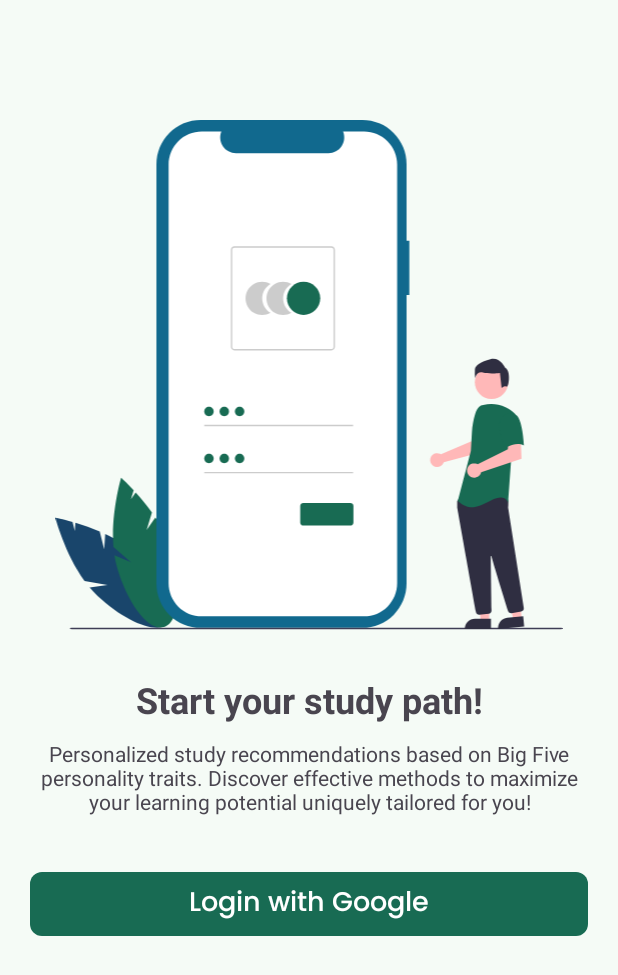
After one commit to C242-PS142/StudyPath-Android, an Android app: the LoginActivity screen opened directly, with no data from a screen before it, on a phone screen of 412 x 824 dp. The commit adds this screen. Shown: the top 975 px of the screen. Run offline under Robolectric (Android 15) with nearby library versions, the phone set to English and light mode, and no system bars.

Commit message:
Add Login Screen Layout

```diff
--- a/app/src/main/AndroidManifest.xml
+++ b/app/src/main/AndroidManifest.xml
@@ -12,6 +12,9 @@
         android:supportsRtl="true"
         android:theme="@style/Theme.StudyPath"
         tools:targetApi="31">
+        <activity
+            android:name=".ui.activity.LoginActivity"
+            android:exported="false" />
         <activity
             android:name=".ui.activity.QuizConfirmationActivity"
             android:exported="false" />
--- /dev/null
+++ b/app/src/main/java/com/sayid/studypath/ui/activity/LoginActivity.kt
@@ -0,0 +1,28 @@
+package com.sayid.studypath.ui.activity
+
+import android.content.Intent
+import android.os.Bundle
+import androidx.appcompat.app.AppCompatActivity
+import com.sayid.studypath.R
+import com.sayid.studypath.databinding.ActivityLoginBinding
+
+class LoginActivity : AppCompatActivity() {
+    private var _binding: ActivityLoginBinding? = null
+    private val binding get() = _binding!!
+
+    override fun onCreate(savedInstanceState: Bundle?) {
+        super.onCreate(savedInstanceState)
+        _binding = ActivityLoginBinding.inflate(layoutInflater)
+        setContentView(binding.root)
+
+        binding.btnLogin.setOnClickListener{
+            val intent = Intent(this, QuizConfirmationActivity::class.java)
+            startActivity(intent)
+        }
+    }
+
+    override fun onDestroy() {
+        super.onDestroy()
+        _binding = null
+    }
+}
--- a/app/src/main/java/com/sayid/studypath/ui/activity/OnboardingActivity.kt
+++ b/app/src/main/java/com/sayid/studypath/ui/activity/OnboardingActivity.kt
@@ -25,7 +25,7 @@ class OnboardingActivity : AppCompatActivity() {
             if (binding.viewPager.currentItem < (binding.viewPager.adapter?.itemCount ?: 0) - 1) {
                 binding.viewPager.currentItem += 1
             } else {
-                val intent = Intent(this, QuizConfirmationActivity::class.java)
+                val intent = Intent(this, LoginActivity::class.java)
                 startActivity(intent)
             }
         }
--- /dev/null
+++ b/app/src/main/res/drawable/undraw_access_account_re_8spm1.xml
@@ -0,0 +1,67 @@
+<vector xmlns:android="http://schemas.android.com/apk/res/android" android:autoMirrored="true" android:height="374dp" android:viewportHeight="374" android:viewportWidth="372" android:width="372dp">
+
+    <group>
+
+        <clip-path android:pathData="M0,0h372v373.58h-372z"/>
+
+        <path android:fillColor="#19456B" android:pathData="M35.77,314.7L32.5,301.77C26.69,299.3 20.75,297.17 14.7,295.37L14.28,301.39L12.61,294.76C5.1,292.61 0,291.67 0,291.67C0,291.67 6.89,317.92 21.35,337.98L38.2,340.95L25.11,342.84C26.93,345.03 28.89,347.1 30.96,349.05C52,368.6 75.43,377.57 83.29,369.08C91.16,360.6 80.48,337.87 59.45,318.33C52.93,312.27 44.74,307.4 36.54,303.57L35.77,314.7Z"/>
+
+        <path android:fillColor="#186B53" android:pathData="M66.93,300.65L70.81,287.88C67.11,282.77 63.12,277.86 58.87,273.2L55.41,278.13L57.4,271.59C52.08,265.87 48.2,262.42 48.2,262.42C48.2,262.42 40.55,288.46 42.57,313.12L55.46,324.38L43.28,319.22C43.71,322.04 44.31,324.82 45.08,327.57C53,355.19 68.42,374.99 79.54,371.8C90.65,368.6 93.24,343.63 85.33,316.01C82.88,307.44 78.37,299.04 73.33,291.52L66.93,300.65Z"/>
+
+        <path android:fillColor="#11698E" android:pathData="M259.58,88.5H257.54V32.44C257.54,28.18 256.7,23.97 255.07,20.03C253.44,16.09 251.05,12.52 248.04,9.5C245.04,6.49 241.46,4.1 237.53,2.47C233.6,0.84 229.39,0 225.13,0H106.51C97.92,0 89.68,3.42 83.6,9.5C77.52,15.59 74.11,23.84 74.11,32.44V339.98C74.11,344.24 74.95,348.46 76.58,352.39C78.2,356.33 80.59,359.9 83.6,362.92C86.61,365.93 90.18,368.32 94.11,369.95C98.04,371.58 102.26,372.42 106.51,372.42H225.13C233.73,372.42 241.97,369 248.04,362.92C254.12,356.83 257.54,348.58 257.54,339.98V128.4H259.58L259.58,88.5Z"/>
+
+        <path android:fillColor="#ffffff" android:pathData="M226.44,8.44H210.96C211.67,10.19 211.94,12.08 211.75,13.96C211.55,15.84 210.9,17.64 209.85,19.21C208.8,20.77 207.38,22.06 205.72,22.94C204.05,23.83 202.2,24.3 200.31,24.3H132.36C130.47,24.3 128.61,23.83 126.95,22.94C125.29,22.06 123.87,20.77 122.81,19.21C121.76,17.64 121.11,15.84 120.92,13.96C120.73,12.08 121,10.19 121.71,8.44H107.25C100.83,8.44 94.68,10.99 90.14,15.53C85.6,20.08 83.05,26.24 83.05,32.67V339.75C83.05,346.18 85.6,352.34 90.14,356.89C94.68,361.43 100.83,363.98 107.25,363.98H226.44C232.86,363.98 239.01,361.43 243.55,356.89C248.09,352.34 250.64,346.18 250.64,339.75V32.67C250.64,26.24 248.09,20.08 243.55,15.53C239.01,10.99 232.86,8.44 226.44,8.44Z"/>
+
+        <path android:fillColor="#CCCCCC" android:pathData="M151.66,130.76C151.66,128.62 152.22,126.51 153.29,124.65C154.37,122.79 155.91,121.25 157.76,120.18C155.91,119.1 153.8,118.54 151.66,118.54C149.51,118.54 147.41,119.1 145.55,120.18C143.7,121.25 142.15,122.79 141.08,124.65C140.01,126.51 139.45,128.62 139.45,130.76C139.45,132.91 140.01,135.02 141.08,136.88C142.15,138.74 143.7,140.28 145.55,141.35C147.41,142.43 149.51,142.99 151.66,142.99C153.8,142.99 155.91,142.43 157.76,141.35C155.91,140.28 154.37,138.74 153.29,136.88C152.22,135.02 151.66,132.91 151.66,130.76Z"/>
+
+        <path android:fillColor="#CCCCCC" android:pathData="M167.01,130.76C167.01,128.62 167.57,126.51 168.64,124.65C169.71,122.79 171.26,121.25 173.12,120.18C171.26,119.1 169.15,118.54 167.01,118.54C164.87,118.54 162.76,119.1 160.9,120.18C159.05,121.25 157.51,122.79 156.43,124.65C155.36,126.51 154.8,128.62 154.8,130.76C154.8,132.91 155.36,135.02 156.43,136.88C157.51,138.74 159.05,140.28 160.9,141.35C162.76,142.43 164.87,142.99 167.01,142.99C169.15,142.99 171.26,142.43 173.12,141.35C171.26,140.28 169.72,138.74 168.64,136.88C167.57,135.02 167.01,132.91 167.01,130.76Z"/>
+
+        <path android:fillColor="#186B53" android:pathData="M182.01,142.99C188.75,142.99 194.22,137.52 194.22,130.76C194.22,124.01 188.75,118.54 182.01,118.54C175.27,118.54 169.8,124.01 169.8,130.76C169.8,137.52 175.27,142.99 182.01,142.99Z"/>
+
+        <path android:fillColor="#CCCCCC" android:pathData="M202.42,168.95H131.25C130.57,168.95 129.92,168.68 129.44,168.2C128.96,167.72 128.69,167.07 128.69,166.39V95.14C128.69,94.46 128.96,93.81 129.44,93.33C129.92,92.85 130.57,92.58 131.25,92.58H202.42C203.1,92.58 203.74,92.85 204.22,93.33C204.7,93.81 204.97,94.46 204.97,95.14V166.39C204.97,167.07 204.7,167.72 204.22,168.2C203.74,168.68 203.1,168.95 202.42,168.95ZM131.25,93.6C130.84,93.6 130.45,93.76 130.16,94.05C129.88,94.34 129.72,94.73 129.71,95.14V166.39C129.72,166.8 129.88,167.19 130.16,167.48C130.45,167.77 130.84,167.93 131.25,167.93H202.42C202.82,167.93 203.21,167.77 203.5,167.48C203.79,167.19 203.95,166.8 203.95,166.39V95.14C203.95,94.73 203.79,94.34 203.5,94.05C203.21,93.76 202.82,93.6 202.42,93.6H131.25Z"/>
+
+        <path android:fillColor="#CCCCCC" android:pathData="M218.31,223.57H109.16V224.6H218.31V223.57Z"/>
+
+        <path android:fillColor="#186B53" android:pathData="M112.6,217.18C114.51,217.18 116.05,215.64 116.05,213.73C116.05,211.82 114.51,210.28 112.6,210.28C110.7,210.28 109.16,211.82 109.16,213.73C109.16,215.64 110.7,217.18 112.6,217.18Z"/>
+
+        <path android:fillColor="#CCCCCC" android:pathData="M218.31,258.08H109.16V259.11H218.31V258.08Z"/>
+
+        <path android:fillColor="#186B53" android:pathData="M112.6,251.7C114.51,251.7 116.05,250.15 116.05,248.24C116.05,246.34 114.51,244.79 112.6,244.79C110.7,244.79 109.16,246.34 109.16,248.24C109.16,250.15 110.7,251.7 112.6,251.7Z"/>
+
+        <path android:fillColor="#186B53" android:pathData="M216.31,297.39H181.82C181.22,297.39 180.65,297.15 180.23,296.73C179.81,296.3 179.57,295.73 179.57,295.14V283.03C179.57,282.43 179.81,281.86 180.23,281.44C180.65,281.02 181.22,280.78 181.82,280.78H216.31C216.91,280.78 217.48,281.02 217.9,281.44C218.32,281.86 218.56,282.43 218.56,283.03V295.14C218.56,295.73 218.32,296.3 217.9,296.73C217.48,297.15 216.91,297.39 216.31,297.39Z"/>
+
+        <path android:fillColor="#186B53" android:pathData="M123.85,217.18C125.75,217.18 127.29,215.64 127.29,213.73C127.29,211.82 125.75,210.28 123.85,210.28C121.94,210.28 120.4,211.82 120.4,213.73C120.4,215.64 121.94,217.18 123.85,217.18Z"/>
+
+        <path android:fillColor="#186B53" android:pathData="M135.09,217.18C137,217.18 138.54,215.64 138.54,213.73C138.54,211.82 137,210.28 135.09,210.28C133.19,210.28 131.65,211.82 131.65,213.73C131.65,215.64 133.19,217.18 135.09,217.18Z"/>
+
+        <path android:fillColor="#186B53" android:pathData="M123.85,251.7C125.75,251.7 127.29,250.15 127.29,248.24C127.29,246.34 125.75,244.79 123.85,244.79C121.94,244.79 120.4,246.34 120.4,248.24C120.4,250.15 121.94,251.7 123.85,251.7Z"/>
+
+        <path android:fillColor="#186B53" android:pathData="M135.09,251.7C137,251.7 138.54,250.15 138.54,248.24C138.54,246.34 137,244.79 135.09,244.79C133.19,244.79 131.65,246.34 131.65,248.24C131.65,250.15 133.19,251.7 135.09,251.7Z"/>
+
+        <path android:fillColor="#3F3D56" android:pathData="M370.61,373.58H12.03C11.26,373.58 10.64,373.3 10.64,372.97C10.64,372.63 11.26,372.36 12.03,372.36H370.61C371.38,372.36 372,372.63 372,372.97C372,373.3 371.38,373.58 370.61,373.58Z"/>
+
+        <path android:fillColor="#FFB8B8" android:pathData="M282.02,244.76C282.26,244.87 282.5,245 282.72,245.15L305.12,235.58L305.92,229.67L314.87,229.61L314.34,243.16L284.78,250.99C284.71,251.2 284.64,251.4 284.55,251.6C284.13,252.51 283.44,253.28 282.58,253.8C281.72,254.32 280.72,254.58 279.71,254.54C278.71,254.5 277.74,254.16 276.92,253.57C276.11,252.97 275.48,252.15 275.13,251.21C274.78,250.26 274.72,249.23 274.95,248.25C275.18,247.27 275.7,246.38 276.43,245.69C277.17,245 278.09,244.54 279.08,244.38C280.08,244.21 281.1,244.34 282.02,244.76Z"/>
+
+        <path android:fillColor="#FFB8B8" android:pathData="M318.13,367.55H312L309.09,343.9L318.13,343.9L318.13,367.55Z"/>
+
+        <path android:fillColor="#2F2E41" android:pathData="M307.63,365.8H319.44V373.24H300.2C300.2,371.27 300.98,369.37 302.37,367.98C303.77,366.58 305.66,365.8 307.63,365.8Z"/>
+
+        <path android:fillColor="#FFB8B8" android:pathData="M341.94,365.82L335.85,366.42L330.63,343.17L339.63,342.28L341.94,365.82Z"/>
+
+        <path android:fillColor="#2F2E41" android:pathData="M331.32,365.1L343.08,363.94L343.8,371.35L324.65,373.24C324.56,372.27 324.65,371.29 324.94,370.35C325.22,369.41 325.68,368.54 326.3,367.79C326.92,367.03 327.69,366.41 328.55,365.95C329.41,365.48 330.35,365.2 331.32,365.1Z"/>
+
+        <path android:fillColor="#FFB8B8" android:pathData="M319.83,204.59C326.61,204.59 332.1,199.09 332.1,192.31C332.1,185.52 326.61,180.02 319.83,180.02C313.06,180.02 307.57,185.52 307.57,192.31C307.57,199.09 313.06,204.59 319.83,204.59Z"/>
+
+        <path android:fillColor="#2F2E41" android:pathData="M310.64,362.77C310.11,362.77 309.6,362.58 309.2,362.24C308.79,361.91 308.52,361.44 308.43,360.92C305.26,343.3 294.9,285.71 294.65,284.11C294.65,284.08 294.65,284.04 294.65,284V279.71C294.65,279.55 294.7,279.4 294.79,279.27L296.15,277.35C296.22,277.26 296.3,277.18 296.4,277.13C296.5,277.07 296.61,277.04 296.73,277.04C304.53,276.67 330.08,275.6 331.32,277.14C332.55,278.7 332.12,283.4 332.02,284.32L332.02,284.42L343.5,357.92C343.59,358.51 343.45,359.11 343.1,359.59C342.75,360.07 342.23,360.39 341.64,360.49L334.48,361.68C333.94,361.76 333.39,361.65 332.93,361.37C332.47,361.08 332.13,360.64 331.96,360.13C329.75,353.03 322.31,329.17 319.73,319.93C319.72,319.87 319.68,319.82 319.63,319.79C319.58,319.76 319.52,319.74 319.46,319.75C319.4,319.76 319.34,319.79 319.3,319.83C319.27,319.88 319.24,319.94 319.24,320C319.37,328.8 319.68,351.27 319.79,359.02L319.8,359.86C319.81,360.42 319.6,360.97 319.22,361.39C318.84,361.81 318.32,362.07 317.76,362.13L310.85,362.76C310.78,362.76 310.7,362.77 310.64,362.77Z"/>
+
+        <path android:fillColor="#186B53" android:pathData="M312.05,209.42C309.91,210.69 308.63,213.03 307.89,215.41C306.53,219.83 305.71,224.39 305.45,229L304.67,242.8L295.06,279.39C303.39,286.45 308.2,284.84 319.42,279.07C330.64,273.29 331.92,280.99 331.92,280.99L334.17,249.86L337.37,215.84C336.65,214.97 335.84,214.19 334.94,213.5C331.98,211.2 328.53,209.59 324.86,208.81C321.19,208.04 317.39,208.1 313.75,209.01L312.05,209.42Z"/>
+
+        <path android:fillColor="#FFB8B8" android:pathData="M308.92,252.15C309.18,252.24 309.43,252.36 309.67,252.5L331.82,241.4L332.19,235.38L341.33,234.75L341.82,248.46L312.22,258.26C311.97,259.3 311.42,260.24 310.64,260.95C309.85,261.67 308.86,262.13 307.8,262.27C306.75,262.41 305.68,262.23 304.73,261.74C303.78,261.26 303,260.5 302.5,259.56C301.99,258.62 301.78,257.55 301.9,256.49C302.02,255.43 302.45,254.43 303.15,253.63C303.85,252.82 304.77,252.25 305.81,251.99C306.84,251.72 307.92,251.78 308.92,252.15Z"/>
+
+        <path android:fillColor="#186B53" android:pathData="M337.21,216C342.66,217.92 343.62,238.79 343.62,238.79C337.21,235.26 329.52,241.03 329.52,241.03C329.52,241.03 327.91,235.58 325.99,228.51C325.41,226.53 325.34,224.43 325.79,222.41C326.24,220.39 327.19,218.51 328.55,216.96C328.55,216.96 331.76,214.07 337.21,216Z"/>
+
+        <path android:fillColor="#2F2E41" android:pathData="M330.83,195.55C329.3,194.33 327.22,196.55 327.22,196.55L325.99,185.54C325.99,185.54 318.35,186.45 313.46,185.23C308.57,184.01 307.81,189.67 307.81,189.67C307.55,187.38 307.5,185.08 307.65,182.78C307.96,180.03 311.93,177.27 318.96,175.44C325.99,173.6 329.66,181.56 329.66,181.56C334.55,184.01 332.36,196.78 330.83,195.55Z"/>
+
+    </group>
+
+</vector>
--- /dev/null
+++ b/app/src/main/res/layout/activity_login.xml
@@ -0,0 +1,52 @@
+<?xml version="1.0" encoding="utf-8"?>
+<ScrollView xmlns:android="http://schemas.android.com/apk/res/android"
+    xmlns:app="http://schemas.android.com/apk/res-auto"
+    xmlns:tools="http://schemas.android.com/tools"
+    android:layout_width="match_parent"
+    android:layout_height="match_parent"
+    android:orientation="vertical"
+    tools:context=".ui.activity.LoginActivity">
+
+    <LinearLayout
+        android:layout_width="match_parent"
+        android:layout_height="wrap_content"
+        android:orientation="vertical"
+        android:layout_marginTop="80dp"
+        android:layout_marginBottom="140dp"
+        android:layout_marginHorizontal="20dp">
+
+        <ImageView
+            android:layout_width="wrap_content"
+            android:layout_height="340dp"
+            android:contentDescription="@string/image_illustration_for_login"
+            android:layout_gravity="center"
+            android:src="@drawable/undraw_access_account_re_8spm1"/>
+
+        <TextView
+            android:layout_width="match_parent"
+            android:layout_height="wrap_content"
+            android:text="@string/start_your_study_path"
+            android:layout_marginTop="30dp"
+            android:gravity="center"
+            android:textSize="24sp"
+            android:textStyle="bold" />
+
+        <TextView
+            android:layout_width="match_parent"
+            android:layout_height="wrap_content"
+            android:layout_marginTop="10dp"
+            android:layout_gravity="center"
+            android:textSize="14sp"
+            android:text="@string/login_description"
+            android:textAlignment="center" />
+
+        <com.google.android.material.button.MaterialButton
+            android:id="@+id/btn_login"
+            android:layout_width="match_parent"
+            android:layout_height="wrap_content"
+            android:layout_marginTop="33dp"
+            android:textAppearance="@style/Theme.StudyPath.Text.Medium"
+            app:cornerRadius="@dimen/corner_radius_medium"
+            android:text="@string/login_with_google" />
+    </LinearLayout>
+</ScrollView>
--- a/app/src/main/res/values/strings.xml
+++ b/app/src/main/res/values/strings.xml
@@ -35,4 +35,8 @@
     <string name="take_test">Mulai Tes</string>
     <string name="load_data">Muat Data</string>
     <string name="refresh_data">Perbarui Data</string>
+    <string name="image_illustration_for_login">Image Illustration For Login</string>
+    <string name="login_with_google">Login with Google</string>
+    <string name="start_your_study_path">Start your study path!</string>
+    <string name="login_description">Personalized study recommendations based on Big Five personality traits. Discover effective methods to maximize your learning potential uniquely tailored for you!</string>
 </resources>
```
Also changed, not shown: app/src/main/res/font/poppins_semibold.ttf (renamed from app/src/main/res/font/poppins_semiBold.ttf).
